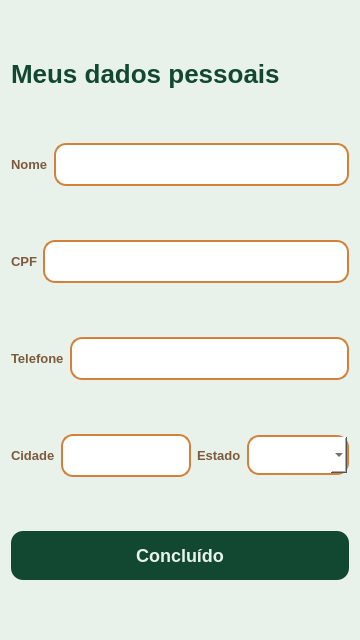
First picture: the form in gui/MyData.ui, repository pollyanasousa/projeto-interdisciplinar-ufrpe, before the edit.
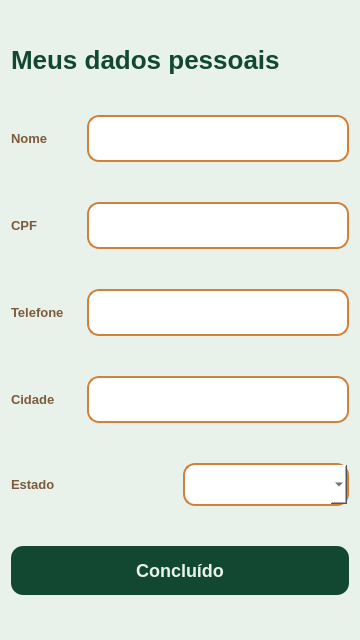
Second picture: the form after the edit.

The edit to the form file:
```diff
--- a/gui/MyData.ui
+++ b/gui/MyData.ui
@@ -35,9 +35,9 @@
    <string notr="true">QWidget { background-color: #E9F2EA; font-family: &quot;Roboto Flex&quot;; }
 QPushButton { background-color: #124831; color: #E9F2EA; font-family: &quot;Roboto Flex&quot;; font-weight: 700; font-size: 18px; border-radius: 12px; padding: 14px; border: none; }
 QPushButton:hover { background-color: #0a3020; }
-QLineEdit { border: 2px solid #D2813A; color: #1E1E1E; background-color: #FFFFFF; border-radius: 12px; font-size: 16px; padding: 9px 12px; }
+QLineEdit { border: 2px solid #D2813A; color: #1E1E1E; background-color: #FFFFFF; border-radius: 12px; font-size: 18px; padding: 10px 14px; }
 QLineEdit:focus { border-color: #124831; }
-QComboBox { border: 2px solid #D2813A; background-color: #FFFFFF; color: #1E1E1E; border-radius: 12px; font-size: 15px; padding: 8px 12px; }
+QComboBox { border: 2px solid #D2813A; background-color: #FFFFFF; color: #1E1E1E; border-radius: 12px; font-size: 16px; padding: 9px 12px; }
 QLabel#main_label { font-family: &quot;Roboto Flex&quot;; font-weight: 800; font-size: 26px; color: #124831; }
 QLabel { font-size: 13px; color: #7C5A3C; font-weight: 600; }</string>
   </property>
@@ -59,6 +59,12 @@
     <layout class="QHBoxLayout" name="horizontalLayout_3">
      <item>
       <widget class="QLabel" name="name_label">
+       <property name="minimumSize">
+        <size>
+         <width>70</width>
+         <height>0</height>
+        </size>
+       </property>
        <property name="text">
         <string>Nome</string>
        </property>
@@ -73,6 +79,12 @@
     <layout class="QHBoxLayout" name="horizontalLayout_2">
      <item>
       <widget class="QLabel" name="cpf_label">
+       <property name="minimumSize">
+        <size>
+         <width>70</width>
+         <height>0</height>
+        </size>
+       </property>
        <property name="text">
         <string>CPF</string>
        </property>
@@ -87,6 +99,12 @@
     <layout class="QHBoxLayout" name="horizontalLayout_4">
      <item>
       <widget class="QLabel" name="phone_label">
+       <property name="minimumSize">
+        <size>
+         <width>70</width>
+         <height>0</height>
+        </size>
+       </property>
        <property name="text">
         <string>Telefone</string>
        </property>
@@ -101,6 +119,12 @@
     <layout class="QHBoxLayout" name="horizontalLayout">
      <item>
       <widget class="QLabel" name="town_label">
+        <property name="minimumSize">
+         <size>
+          <width>70</width>
+          <height>0</height>
+         </size>
+        </property>
        <property name="text">
         <string>Cidade</string>
        </property>
@@ -109,8 +133,18 @@
      <item>
       <widget class="QLineEdit" name="town_lineedit"/>
      </item>
+     </layout>
+    </item>
+    <item>
+     <layout class="QHBoxLayout" name="state_row">
      <item>
       <widget class="QLabel" name="state_label">
+        <property name="minimumSize">
+         <size>
+          <width>70</width>
+          <height>0</height>
+         </size>
+        </property>
        <property name="text">
         <string>Estado</string>
        </property>
```
Left out of the diff: 2 changed lines with no effect on the pictures. Lines whose indentation alone changed are shown as unchanged.
